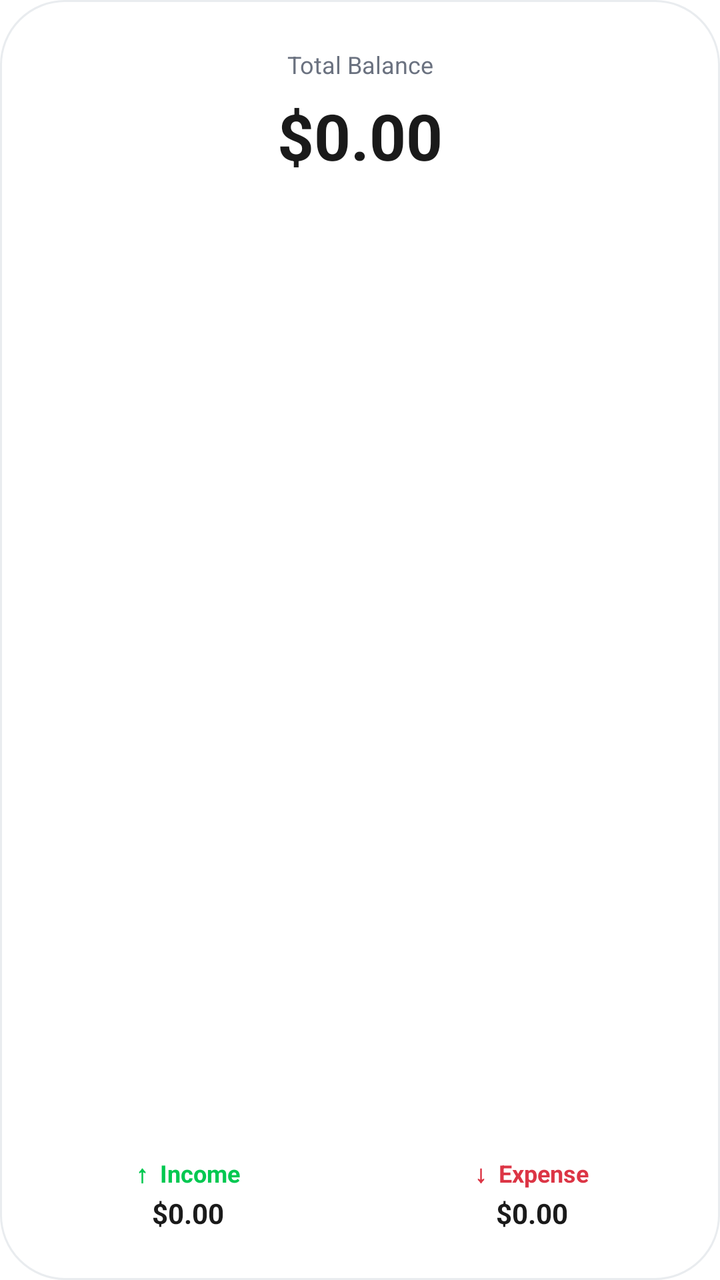
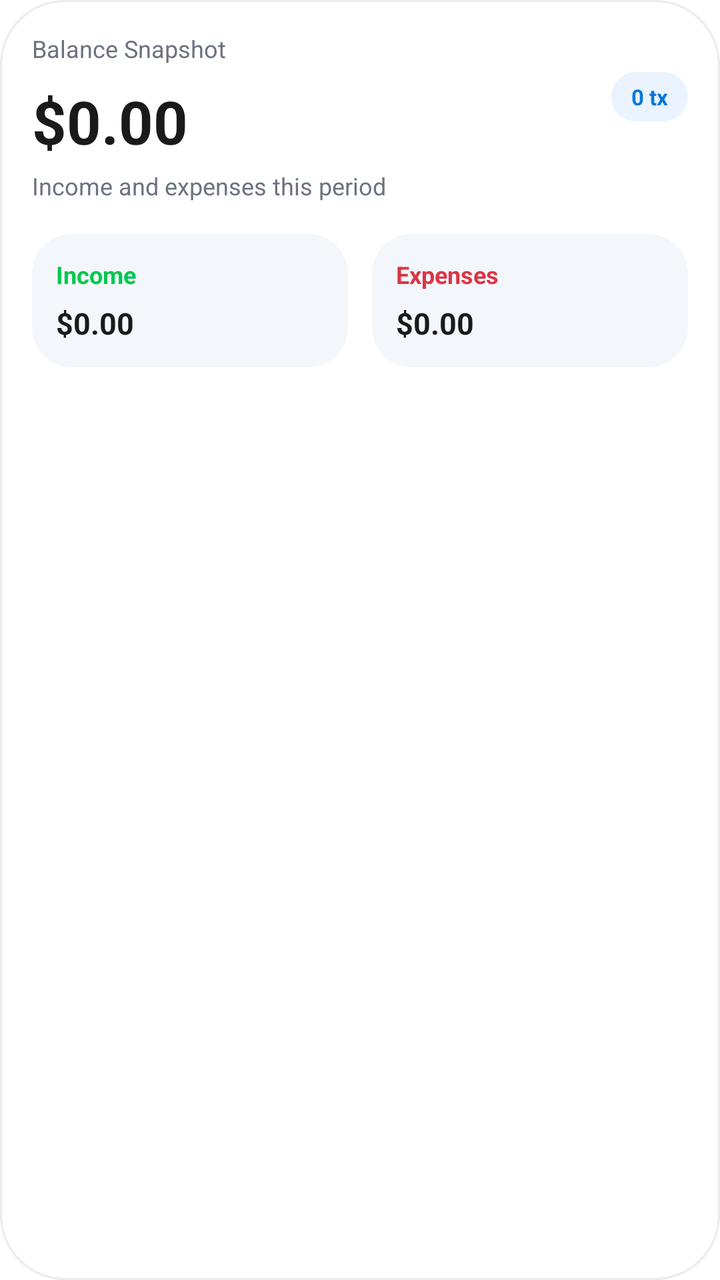

Two renders of the same Android screen: before a commit and after it. Below are the layout's source before the change and the commit's diff.
<!-- AndroidManifest.xml: fallback theme Theme.MaterialComponents.DayNight.NoActionBar -->
<!-- res/layout/balance_widget.xml -->
<?xml version="1.0" encoding="utf-8"?>
<LinearLayout xmlns:android="http://schemas.android.com/apk/res/android"
    android:id="@+id/widget_container"
    android:layout_width="match_parent"
    android:layout_height="match_parent"
    android:orientation="vertical"
    android:padding="8dp"
    android:background="@drawable/balance_card_background">

    
    <TextView
        android:layout_width="match_parent"
        android:layout_height="wrap_content"
        android:layout_marginTop="16dp"
        android:text="Total Balance"
        android:textColor="@color/widget_text_secondary"
        android:textSize="12sp"
        android:gravity="center" />

    
    <TextView
        android:id="@+id/widget_balance"
        android:layout_width="match_parent"
        android:layout_height="wrap_content"
        android:layout_marginTop="6dp"
        android:text="$0.00"
        android:textColor="@color/widget_text_primary"
        android:textSize="32sp"
        android:textStyle="bold"
        android:gravity="center" />

    
    <TextView
        android:layout_width="match_parent"
        android:layout_height="0dp"
        android:layout_weight="1"
        android:text="" />

    
    <LinearLayout
        android:layout_width="match_parent"
        android:layout_height="wrap_content"
        android:layout_marginBottom="16dp"
        android:orientation="horizontal">

        
        <LinearLayout
            android:layout_width="0dp"
            android:layout_height="wrap_content"
            android:layout_weight="1"
            android:orientation="vertical"
            android:gravity="center">

            <TextView
                android:layout_width="wrap_content"
                android:layout_height="wrap_content"
                android:text="↑  Income"
                android:textColor="@color/widget_income"
                android:textSize="12sp"
                android:textStyle="bold" />

            <TextView
                android:id="@+id/widget_income"
                android:layout_width="wrap_content"
                android:layout_height="wrap_content"
                android:layout_marginTop="2dp"
                android:text="$0.00"
                android:textColor="@color/widget_text_primary"
                android:textSize="14sp"
                android:textStyle="bold" />
        </LinearLayout>

        
        <LinearLayout
            android:layout_width="0dp"
            android:layout_height="wrap_content"
            android:layout_weight="1"
            android:orientation="vertical"
            android:gravity="center">

            <TextView
                android:layout_width="wrap_content"
                android:layout_height="wrap_content"
                android:text="↓  Expense"
                android:textColor="@color/widget_expense"
                android:textSize="12sp"
                android:textStyle="bold" />

            <TextView
                android:id="@+id/widget_expenses"
                android:layout_width="wrap_content"
                android:layout_height="wrap_content"
                android:layout_marginTop="2dp"
                android:text="$0.00"
                android:textColor="@color/widget_text_primary"
                android:textSize="14sp"
                android:textStyle="bold" />
        </LinearLayout>
    </LinearLayout>

</LinearLayout>
<!-- resources referenced by this layout -->
<resources>
  <color name="widget_expense">#DC3545</color>
  <color name="widget_income">#00C851</color>
  <color name="widget_text_primary">#1A1A1A</color>
  <color name="widget_text_secondary">#6B7280</color>
  <!-- drawable balance_card_background (drawable) -->
  <?xml version="1.0" encoding="utf-8"?>
  <layer-list xmlns:android="http://schemas.android.com/apk/res/android">
      
      <item
          android:left="1dp"
          android:top="1dp"
          android:right="1dp"
          android:bottom="1dp">
          <shape>
              <solid android:color="@color/widget_card_bg" />
              <corners android:radius="32dp" />
          </shape>
      </item>
      
      <item>
          <shape>
              <solid android:color="@android:color/transparent" />
              <corners android:radius="32dp" />
              <stroke
                  android:width="1dp"
                  android:color="@color/widget_divider" />
          </shape>
      </item>
  </layer-list>
  <color name="widget_card_bg">#FFFFFFFF</color>
  <color name="widget_divider">#E9ECEF</color>
</resources>

<!-- the commit's change to res/layout/balance_widget.xml (unified diff, before → after) -->
@@ -3,58 +3,83 @@
     android:id="@+id/widget_container"
     android:layout_width="match_parent"
     android:layout_height="match_parent"
+    android:background="@drawable/balance_card_background"
     android:orientation="vertical"
-    android:padding="8dp"
-    android:background="@drawable/balance_card_background">
+    android:padding="16dp">
 
-    
-    <TextView
-        android:layout_width="match_parent"
-        android:layout_height="wrap_content"
-        android:layout_marginTop="16dp"
-        android:text="Total Balance"
-        android:textColor="@color/widget_text_secondary"
-        android:textSize="12sp"
-        android:gravity="center" />
-
-    
-    <TextView
-        android:id="@+id/widget_balance"
-        android:layout_width="match_parent"
-        android:layout_height="wrap_content"
-        android:layout_marginTop="6dp"
-        android:text="$0.00"
-        android:textColor="@color/widget_text_primary"
-        android:textSize="32sp"
-        android:textStyle="bold"
-        android:gravity="center" />
-
-    
-    <TextView
-        android:layout_width="match_parent"
-        android:layout_height="0dp"
-        android:layout_weight="1"
-        android:text="" />
-
-    
     <LinearLayout
         android:layout_width="match_parent"
         android:layout_height="wrap_content"
-        android:layout_marginBottom="16dp"
+        android:gravity="center_vertical"
         android:orientation="horizontal">
 
-        
         <LinearLayout
             android:layout_width="0dp"
             android:layout_height="wrap_content"
             android:layout_weight="1"
-            android:orientation="vertical"
-            android:gravity="center">
+            android:orientation="vertical">
 
             <TextView
                 android:layout_width="wrap_content"
                 android:layout_height="wrap_content"
-                android:text="↑  Income"
+                android:text="Balance Snapshot"
+                android:textColor="@color/widget_text_secondary"
+                android:textSize="12sp" />
+
+            <TextView
+                android:id="@+id/widget_balance"
+                android:layout_width="wrap_content"
+                android:layout_height="wrap_content"
+                android:layout_marginTop="8dp"
+                android:text="$0.00"
+                android:textColor="@color/widget_text_primary"
+                android:textSize="30sp"
+                android:textStyle="bold" />
+        </LinearLayout>
+
+        <TextView
+            android:id="@+id/widget_transaction_count"
+            android:layout_width="wrap_content"
+            android:layout_height="wrap_content"
+            android:background="@drawable/widget_status_chip_background"
+            android:paddingHorizontal="10dp"
+            android:paddingVertical="5dp"
+            android:text="0 tx"
+            android:textColor="@color/widget_goal_progress"
+            android:textSize="11sp"
+            android:textStyle="bold" />
+    </LinearLayout>
+
+    <TextView
+        android:layout_width="wrap_content"
+        android:layout_height="wrap_content"
+        android:layout_marginTop="4dp"
+        android:text="Income and expenses this period"
+        android:textColor="@color/widget_text_secondary"
+        android:textSize="12sp" />
+
+    <LinearLayout
+        android:layout_width="match_parent"
+        android:layout_height="wrap_content"
+        android:layout_marginTop="16dp"
+        android:orientation="horizontal">
+
+        <LinearLayout
+            android:id="@+id/widget_income_card"
+            android:layout_width="0dp"
+            android:layout_height="wrap_content"
+            android:layout_marginEnd="6dp"
+            android:layout_weight="1"
+            android:background="@drawable/widget_metric_card_background"
+            android:clickable="true"
+            android:focusable="true"
+            android:orientation="vertical"
+            android:padding="12dp">
+
+            <TextView
+                android:layout_width="wrap_content"
+                android:layout_height="wrap_content"
+                android:text="Income"
                 android:textColor="@color/widget_income"
                 android:textSize="12sp"
                 android:textStyle="bold" />
@@ -63,25 +88,29 @@
                 android:id="@+id/widget_income"
                 android:layout_width="wrap_content"
                 android:layout_height="wrap_content"
-                android:layout_marginTop="2dp"
+                android:layout_marginTop="6dp"
                 android:text="$0.00"
                 android:textColor="@color/widget_text_primary"
-                android:textSize="14sp"
+                android:textSize="15sp"
                 android:textStyle="bold" />
         </LinearLayout>
 
-        
         <LinearLayout
+            android:id="@+id/widget_expense_card"
             android:layout_width="0dp"
             android:layout_height="wrap_content"
+            android:layout_marginStart="6dp"
             android:layout_weight="1"
+            android:background="@drawable/widget_metric_card_background"
+            android:clickable="true"
+            android:focusable="true"
             android:orientation="vertical"
-            android:gravity="center">
+            android:padding="12dp">
 
             <TextView
                 android:layout_width="wrap_content"
                 android:layout_height="wrap_content"
-                android:text="↓  Expense"
+                android:text="Expenses"
                 android:textColor="@color/widget_expense"
                 android:textSize="12sp"
                 android:textStyle="bold" />
@@ -90,10 +119,10 @@
                 android:id="@+id/widget_expenses"
                 android:layout_width="wrap_content"
                 android:layout_height="wrap_content"
-                android:layout_marginTop="2dp"
+                android:layout_marginTop="6dp"
                 android:text="$0.00"
                 android:textColor="@color/widget_text_primary"
-                android:textSize="14sp"
+                android:textSize="15sp"
                 android:textStyle="bold" />
         </LinearLayout>
     </LinearLayout>
<!-- resource entries referenced after the edit -->
@@ -1,6 +1,7 @@
 <!-- resources referenced by this layout -->
 <resources>
   <color name="widget_expense">#DC3545</color>
+  <color name="widget_goal_progress">#0079DC</color>
   <color name="widget_income">#00C851</color>
   <color name="widget_text_primary">#1A1A1A</color>
   <color name="widget_text_secondary">#6B7280</color>
@@ -29,7 +30,21 @@
           </shape>
       </item>
   </layer-list>
+  <!-- drawable widget_metric_card_background (drawable) -->
+  <?xml version="1.0" encoding="utf-8"?>
+  <shape xmlns:android="http://schemas.android.com/apk/res/android">
+      <solid android:color="@color/widget_surface_alt" />
+      <corners android:radius="20dp" />
+  </shape>
+  <!-- drawable widget_status_chip_background (drawable) -->
+  <?xml version="1.0" encoding="utf-8"?>
+  <shape xmlns:android="http://schemas.android.com/apk/res/android">
+      <solid android:color="@color/widget_surface_accent" />
+      <corners android:radius="999dp" />
+  </shape>
   <color name="widget_card_bg">#FFFFFFFF</color>
   <color name="widget_divider">#E9ECEF</color>
+  <color name="widget_surface_alt">#F3F7FB</color>
+  <color name="widget_surface_accent">#EAF3FF</color>
 </resources>
 
